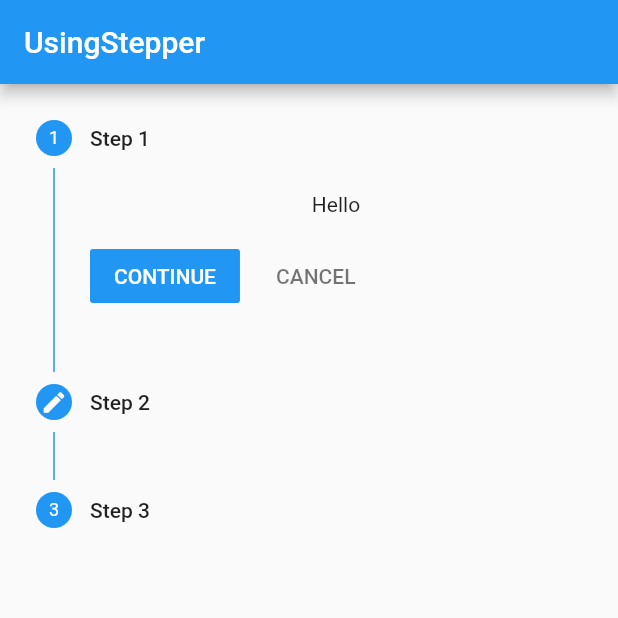
After one commit to LoveqLRC/my_flutter_app, a Flutter app: the screen it shows after launch, on a phone screen of 412 x 824 dp, the top half of it. The commit adds this screen. Run offline on Flutter 3.47's test engine with Material 2 defaults, Android fonts, the phone set to English and light mode, and no system bars.

Commit message:
add alterdialog、 http、 stepper demo

```diff
--- a/lib/main.dart
+++ b/lib/main.dart
@@ -4,10 +4,14 @@ import 'stateless_widget.dart';
 import 'using_edittext.dart';
 import 'load_local_image.dart';
 import 'load_local_json.dart';
+import 'using_http_get.dart';
+import 'using_alter_dialog.dart';
+import 'using_stepper.dart';
 
 void main() {
   runApp(new MaterialApp(
-    home: new LoadLocalJson(),
+    title: "UsingStepper",
+    home: new UsingStepper(),
 //    theme: new ThemeData(primarySwatch: Colors.green),
   ));
 }
--- /dev/null
+++ b/lib/using_stepper.dart
@@ -0,0 +1,65 @@
+import 'package:flutter/material.dart';
+
+class UsingStepper extends StatefulWidget {
+  @override
+  State<StatefulWidget> createState() {
+    return new UsingStepperState();
+  }
+}
+
+class UsingStepperState extends State<UsingStepper> {
+  int current_step = 0;
+  List<Step> mySteps = [
+    new Step(
+        title: new Text("Step 1"), content: new Text("Hello"), isActive: true),
+    new Step(
+        title: new Text("Step 2"),
+        content: new Text("World"),
+        isActive: true,
+        state: StepState.editing),
+    new Step(
+        title: new Text("Step 3"),
+        content: new Text("Hello World"),
+        isActive: true)
+  ];
+
+  @override
+  Widget build(BuildContext context) {
+    return new Scaffold(
+      appBar: new AppBar(
+        title: new Text("UsingStepper"),
+      ),
+      body: new Container(
+        child: new Stepper(
+          currentStep: current_step,
+          steps: mySteps,
+          type: StepperType.vertical,
+          onStepTapped: (step) {
+            setState(() {
+              current_step = step;
+            });
+          },
+          onStepCancel: () {
+            setState(() {
+              if (current_step > 0) {
+                current_step--;
+              } else {
+                current_step = 0;
+              }
+            });
+          },
+
+          onStepContinue: () {
+            setState(() {
+              if (current_step < mySteps.length - 1) {
+                current_step++;
+              } else {
+                current_step = 0;
+              }
+            });
+          },
+        ),
+      ),
+    );
+  }
+}
--- a/pubspec.yaml
+++ b/pubspec.yaml
@@ -28,6 +28,7 @@ dependencies:
 dev_dependencies:
   flutter_test:
     sdk: flutter
+  http: ^0.12.0
 
 
 # For information on the generic Dart part of this file, see the
```
Also changed, not shown: lib/using_alter_dialog.dart (added, +39 -0 lines), lib/using_http_get.dart (added, +68 -0 lines), pubspec.lock, 1 other file.
